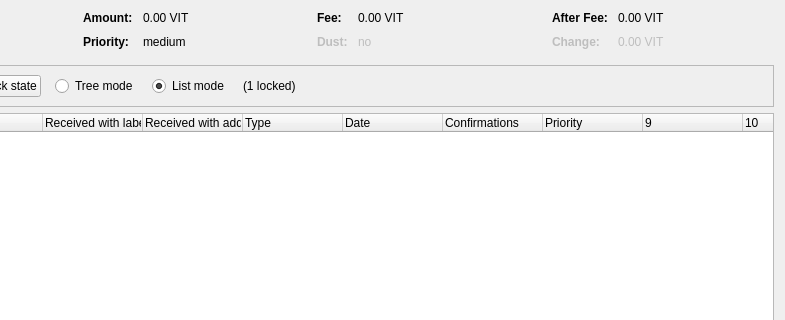
VitaeTeam/Vitae, file src/qt/forms/coincontroldialog.ui: the form before one commit; both pictures show x 169 to 954 and y 0 to 320 of the 954 by 500 pixel window.
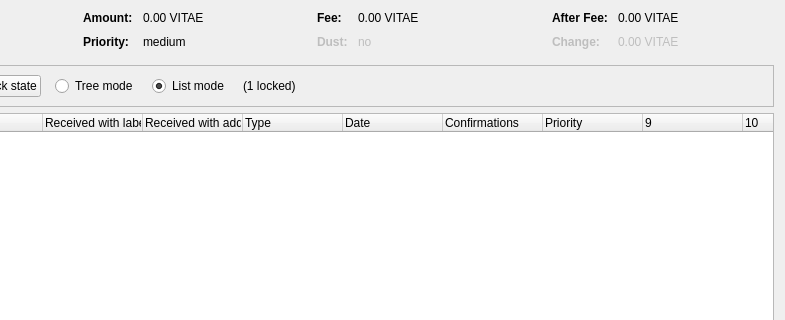
The form after the commit. Custom widgets are drawn as their Qt base class.

Commit message: All Vit's Now Vitae

Diff of the .ui file:
```diff
--- a/src/qt/forms/coincontroldialog.ui
+++ b/src/qt/forms/coincontroldialog.ui
@@ -132,7 +132,7 @@
           <enum>Qt::ActionsContextMenu</enum>
          </property>
          <property name="text">
-          <string notr="true">0.00 VIT</string>
+          <string notr="true">0.00 VITAE</string>
          </property>
          <property name="textInteractionFlags">
           <set>Qt::LinksAccessibleByMouse|Qt::TextSelectableByKeyboard|Qt::TextSelectableByMouse</set>
@@ -206,7 +206,7 @@
           <enum>Qt::ActionsContextMenu</enum>
          </property>
          <property name="text">
-          <string notr="true">0.00 VIT</string>
+          <string notr="true">0.00 VITAE</string>
          </property>
          <property name="textInteractionFlags">
           <set>Qt::LinksAccessibleByMouse|Qt::TextSelectableByKeyboard|Qt::TextSelectableByMouse</set>
@@ -286,7 +286,7 @@
           <enum>Qt::ActionsContextMenu</enum>
          </property>
          <property name="text">
-          <string notr="true">0.00 VIT</string>
+          <string notr="true">0.00 VITAE</string>
          </property>
          <property name="textInteractionFlags">
           <set>Qt::LinksAccessibleByMouse|Qt::TextSelectableByKeyboard|Qt::TextSelectableByMouse</set>
@@ -321,7 +321,7 @@
           <enum>Qt::ActionsContextMenu</enum>
          </property>
          <property name="text">
-          <string notr="true">0.00 VIT</string>
+          <string notr="true">0.00 VITAE</string>
          </property>
          <property name="textInteractionFlags">
           <set>Qt::LinksAccessibleByMouse|Qt::TextSelectableByKeyboard|Qt::TextSelectableByMouse</set>
```
The commit also changes 76 other files.
